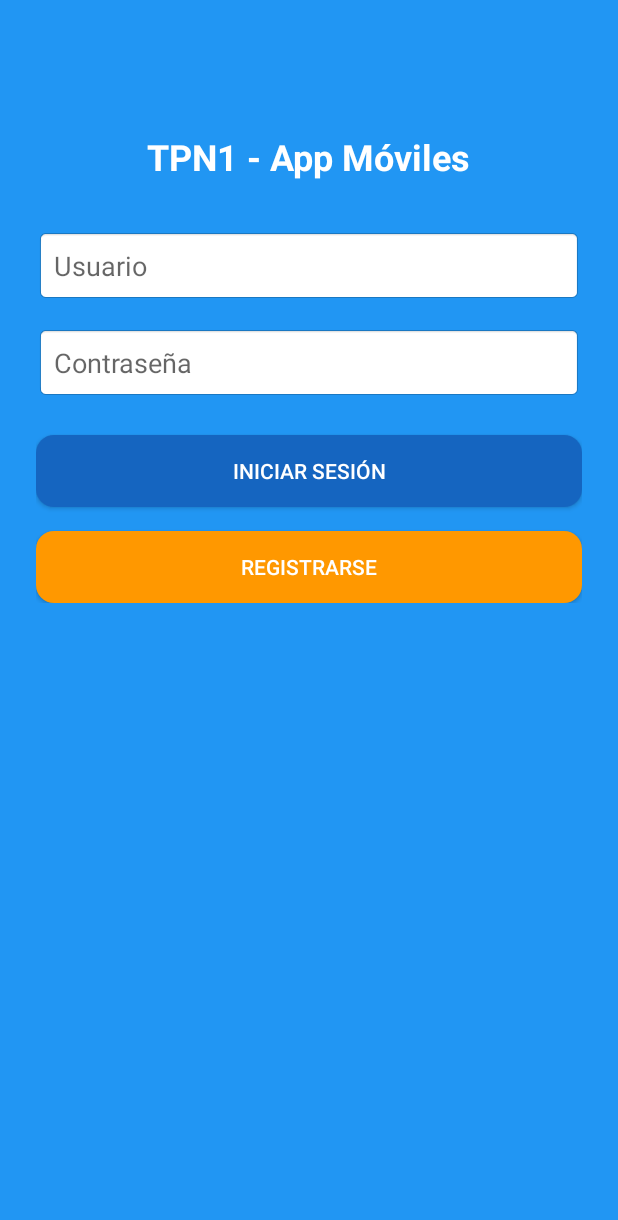
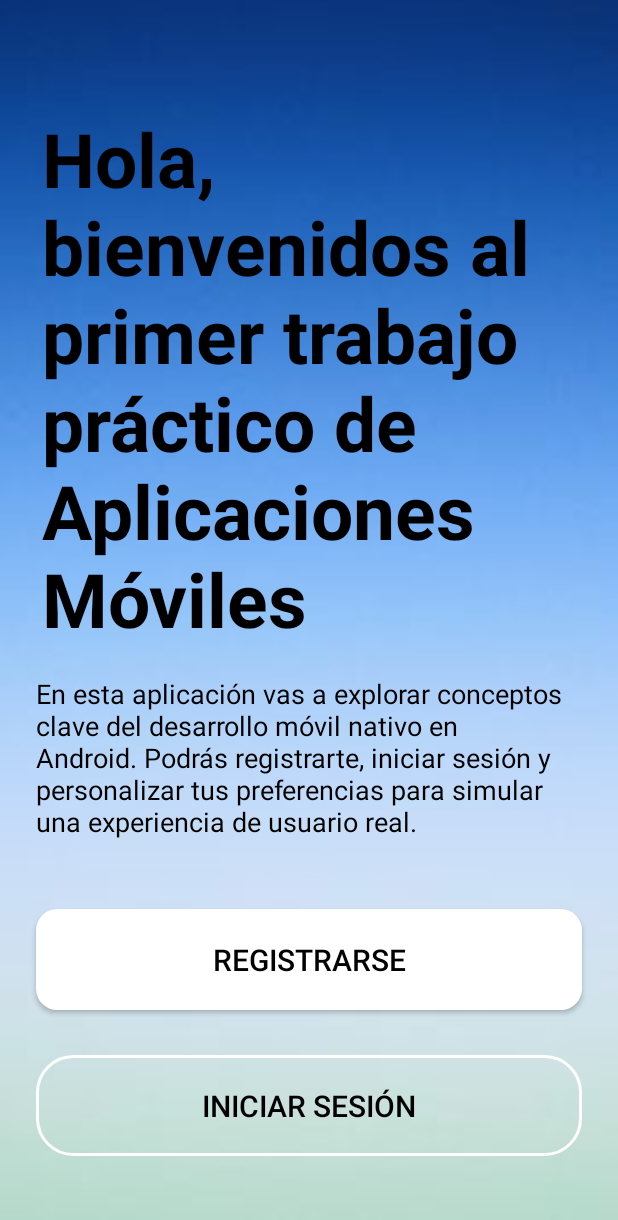
Before and after one commit to juanmasemper/tp1-appmoviles, an Android app built with Jetpack Compose: the screen it shows after launch (MainActivity before the commit, MainActivity2 after it), on a phone screen of 412 x 824 dp. Shown: the top 1220 px of the screen. Run offline under Robolectric (Android 15) with nearby library versions, the light colour scheme and no system bars.

Commit message:
Actualización de pantallas: diseño, validaciones y botón de cerrar sesión

```diff
--- a/app/src/main/java/com/example/tp1_appmoviles/MainActivity.kt
+++ b/app/src/main/java/com/example/tp1_appmoviles/MainActivity.kt
@@ -36,8 +36,9 @@ class MainActivity : AppCompatActivity() {
         }
 
         registerButton.setOnClickListener {
-            val intent = Intent(this, RegisterActivity::class.java)
+            val intent = Intent(this, MainActivity2::class.java) // Cambiado aquí
             startActivity(intent)
+            finish() // Opcional: evita que vuelvan al login con el botón atrás
         }
     }
 }
--- /dev/null
+++ b/app/src/main/java/com/example/tp1_appmoviles/MainActivity2.kt
@@ -0,0 +1,27 @@
+package com.example.tp1_appmoviles
+
+import android.content.Intent
+import android.os.Bundle
+import android.widget.Button
+import androidx.appcompat.app.AppCompatActivity
+
+class MainActivity2 : AppCompatActivity() {
+
+    override fun onCreate(savedInstanceState: Bundle?) {
+        super.onCreate(savedInstanceState)
+        setContentView(R.layout.activity_main2)
+
+        val loginButton = findViewById<Button>(R.id.buttonLogin)
+        val registerButton = findViewById<Button>(R.id.buttonRegister)
+
+        loginButton.setOnClickListener {
+            val intent = Intent(this, MainActivity::class.java) // Pantalla de login tradicional
+            startActivity(intent)
+        }
+
+        registerButton.setOnClickListener {
+            val intent = Intent(this, RegisterActivity::class.java)
+            startActivity(intent)
+        }
+    }
+}
--- a/app/src/main/res/drawable/button_register.xml
+++ b/app/src/main/res/drawable/button_register.xml
@@ -2,7 +2,7 @@
     android:color="?attr/colorControlHighlight">
     <item>
         <shape android:shape="rectangle">
-            <solid android:color="@color/colorAccent"/>
+            <solid android:color="@color/white"/>
             <corners android:radius="12dp"/>
             <padding android:left="16dp" android:top="12dp" android:right="16dp" android:bottom="12dp"/>
             <stroke android:width="0dp" android:color="@color/colorAccent"/>
--- /dev/null
+++ b/app/src/main/res/drawable/rounded_border_button.xml
@@ -0,0 +1,13 @@
+<?xml version="1.0" encoding="utf-8"?>
+<ripple xmlns:android="http://schemas.android.com/apk/res/android"
+    android:color="@color/colorPrimary">
+    <item>
+        <shape android:shape="rectangle">
+            <solid android:color="@android:color/transparent" />
+            <stroke
+                android:color="@android:color/white"
+                android:width="2dp" />
+            <corners android:radius="24dp" />
+        </shape>
+    </item>
+</ripple>
--- /dev/null
+++ b/app/src/main/res/drawable/rounded_white_button.xml
@@ -0,0 +1,10 @@
+<?xml version="1.0" encoding="utf-8"?>
+<ripple xmlns:android="http://schemas.android.com/apk/res/android"
+    android:color="@color/colorPrimary">
+    <item>
+        <shape android:shape="rectangle">
+            <solid android:color="@android:color/white" />
+            <corners android:radius="14dp" />
+        </shape>
+    </item>
+</ripple>
--- a/app/src/main/res/layout/activity_main.xml
+++ b/app/src/main/res/layout/activity_main.xml
@@ -2,26 +2,24 @@
 <ScrollView xmlns:android="http://schemas.android.com/apk/res/android"
     android:layout_width="match_parent"
     android:layout_height="match_parent"
-    android:background="@color/background">
+    android:background="@drawable/fondo_inicio">
 
     <LinearLayout
         android:layout_width="match_parent"
-        android:layout_height="wrap_content"
+        android:layout_height="match_parent"
         android:orientation="vertical"
         android:padding="24dp"
         android:gravity="center_horizontal">
 
-        <!-- Título -->
-        <TextView
-            android:id="@+id/textTitle"
-            android:layout_width="wrap_content"
-            android:layout_height="wrap_content"
-            android:text="@string/login_title"
-            android:textSize="24sp"
-            android:textStyle="bold"
-            android:textColor="@android:color/white"
+        <!-- Logo -->
+        <ImageView
+            android:id="@+id/logoImageView"
+            android:layout_width="280dp"
+            android:layout_height="240dp"
             android:layout_marginTop="64dp"
-            android:layout_marginBottom="32dp" />
+            android:layout_marginBottom="32dp"
+            android:src="@drawable/logo_app" />
+
 
         <!-- Usuario -->
         <EditText
@@ -29,9 +27,9 @@
             android:layout_width="match_parent"
             android:layout_height="wrap_content"
             android:hint="@string/username_hint"
-            android:inputType="textPersonName"
+            android:inputType="text"
             android:autofillHints="username"
-            android:background="@android:drawable/editbox_background_normal"
+            android:background="@drawable/rounded_white_button"
             android:padding="12dp"
             android:layout_marginBottom="16dp" />
 
@@ -43,33 +41,39 @@
             android:hint="@string/password_hint"
             android:inputType="textPassword"
             android:autofillHints="password"
-            android:background="@android:drawable/editbox_background_normal"
+            android:background="@drawable/rounded_white_button"
             android:padding="12dp"
-            android:layout_marginBottom="24dp" />
+            android:layout_marginBottom="32dp" />
 
-        <!-- Iniciar sesión -->
+        <!-- Espaciador flexible -->
+        <Space
+            android:layout_width="match_parent"
+            android:layout_height="150dp"
+            android:layout_weight="1" />
+
+        <!-- Botón Iniciar sesión -->
         <Button
             android:id="@+id/buttonLogin"
             android:layout_width="match_parent"
             android:layout_height="wrap_content"
             android:text="@string/login"
             android:background="@drawable/button_login"
-            android:textColor="@color/white"
+            android:textColor="@android:color/white"
             android:elevation="4dp"
             android:minHeight="48dp"
             android:layout_marginBottom="16dp" />
 
-
-        <!-- Registrarse -->
+        <!-- Botón Volver al inicio -->
         <Button
             android:id="@+id/buttonRegister"
             android:layout_width="match_parent"
             android:layout_height="wrap_content"
-            android:text="@string/register"
-            android:backgroundTint="@color/colorAccent"
+            android:text="@string/volver_al_inicio"
             android:background="@drawable/button_register"
-            android:textColor="@android:color/white"
+            android:textColor="@android:color/black"
             android:elevation="4dp"
-            android:minHeight="48dp" />
+            android:minHeight="48dp"
+            android:layout_marginBottom="32dp" />
+
     </LinearLayout>
 </ScrollView>
--- /dev/null
+++ b/app/src/main/res/layout/activity_main2.xml
@@ -0,0 +1,63 @@
+<?xml version="1.0" encoding="utf-8"?>
+<RelativeLayout xmlns:android="http://schemas.android.com/apk/res/android"
+    android:layout_width="match_parent"
+    android:layout_height="match_parent"
+    android:background="@drawable/fondo_inicio">
+
+    <!-- Texto principal -->
+    <TextView
+        android:id="@+id/titleText"
+        android:layout_width="wrap_content"
+        android:layout_height="wrap_content"
+        android:layout_alignParentTop="true"
+        android:layout_marginStart="28dp"
+        android:layout_marginTop="72dp"
+        android:layout_marginEnd="24dp"
+        android:text="@string/intro_title"
+        android:textColor="@android:color/black"
+        android:textSize="50sp"
+        android:textStyle="bold" />
+
+    <!-- Descripción -->
+    <TextView
+        android:id="@+id/descriptionText"
+        android:layout_width="wrap_content"
+        android:layout_height="wrap_content"
+        android:layout_below="@id/titleText"
+        android:layout_marginStart="24dp"
+        android:layout_marginTop="17dp"
+        android:layout_marginEnd="24dp"
+        android:text="@string/intro_description"
+        android:textColor="@android:color/black"
+        android:textSize="18sp"
+        />
+
+    <!-- Botón Iniciar Sesión -->
+    <Button
+        android:id="@+id/buttonLogin"
+        android:layout_width="match_parent"
+        android:layout_height="67dp"
+        android:layout_alignParentBottom="true"
+        android:layout_marginStart="24dp"
+        android:layout_marginEnd="24dp"
+        android:layout_marginBottom="53dp"
+        android:background="@drawable/rounded_border_button"
+        android:text="@string/login"
+        android:textColor="@android:color/black"
+        android:textSize="20sp" />
+
+    <!-- Botón Registrarse -->
+    <Button
+        android:id="@+id/buttonRegister"
+        android:layout_width="match_parent"
+        android:layout_height="67dp"
+        android:layout_above="@id/buttonLogin"
+        android:layout_marginStart="24dp"
+        android:layout_marginEnd="24dp"
+        android:layout_marginBottom="30dp"
+        android:background="@drawable/rounded_white_button"
+        android:text="@string/register"
+        android:textColor="@android:color/black"
+        android:textSize="20sp" />
+
+</RelativeLayout>
--- a/app/src/main/res/layout/card_preference.xml
+++ b/app/src/main/res/layout/card_preference.xml
@@ -6,7 +6,7 @@
     android:layout_marginBottom="12dp"
     card_view:cardCornerRadius="12dp"
     card_view:cardElevation="8dp"
-    card_view:cardBackgroundColor="@color/colorPrimaryDark">
+    card_view:cardBackgroundColor="@android:color/white">
 
     <LinearLayout
         android:layout_width="match_parent"
@@ -26,7 +26,7 @@
             android:layout_width="wrap_content"
             android:layout_height="wrap_content"
             android:text="@string/pref_name"
-            android:textColor="@android:color/white"
+            android:textColor="@android:color/black"
             android:textStyle="bold"
             android:textSize="16sp"
             android:layout_marginTop="8dp" />
--- a/app/src/main/res/values/colors.xml
+++ b/app/src/main/res/values/colors.xml
@@ -3,7 +3,7 @@
     <color name="colorPrimary">#1E88E5</color> <!-- Azul intenso -->
     <color name="colorPrimaryDark">#1565C0</color> <!-- Azul oscuro -->
     <color name="colorAccent">#FF9800</color> <!-- Naranja -->
+    <color name="rojo">#D32F2F</color>
     <color name="white">#FFFFFF</color>
     <color name="shadow">#22000000</color> <!-- sombra leve -->
-    <color name="background">#2196F3</color>
 </resources>
--- a/app/src/main/res/values/strings.xml
+++ b/app/src/main/res/values/strings.xml
@@ -1,9 +1,16 @@
 <resources>
+
+    <string name="intro_title">Hola, bienvenidos al primer trabajo práctico de Aplicaciones Móviles</string>
+    <string name="intro_description">En esta aplicación vas a explorar conceptos clave del desarrollo móvil nativo en Android.
+    Podrás registrarte, iniciar sesión y personalizar tus preferencias para simular una experiencia
+    de usuario real.</string>
+    <string name="register">Registrarse</string>
+    <string name="login">Iniciar sesión</string>
+
+
     <string name="app_name">TP1-appmoviles</string>
 
     <string name="login_title">TPN1 - App Móviles</string>
-    <string name="login">Iniciar Sesión</string>
-    <string name="register">Registrarse</string>
     <string name="username_hint">Usuario</string>
     <string name="password_hint">Contraseña</string>
 
@@ -31,7 +38,7 @@
     <string name="pref_name">Nombre de la preferencia</string>
     <string name="title">Título</string>
     <string name="description">Descripción</string>
-    <string name="cerrar_session">Cerrar Session</string>
+    <string name="cerrar_sesion">Cerrar Sesion</string>
     <string name="volver_al_inicio">Volver al inicio</string>
 
 </resources>
```
Also changed, not shown: app/src/main/AndroidManifest.xml (+14 -7 lines), app/src/main/java/com/example/tp1_appmoviles/RegisterActivity.kt (+17 -5 lines), app/src/main/res/layout/activity_preference_detail_activity.xml (+7 -17 lines), app/src/main/res/layout/activity_preferences.xml (+5 -4 lines), app/src/main/res/layout/activity_register.xml (+40 -12 lines), app/src/main/res/layout/activity_welcome.xml (+53 -42 lines), app/src/main/res/drawable/android_logo.png, app/src/main/res/drawable/fondo_inicio.png (added), app/src/main/res/drawable/ios_logo.png, app/src/main/res/drawable/logo_app.png (added).
